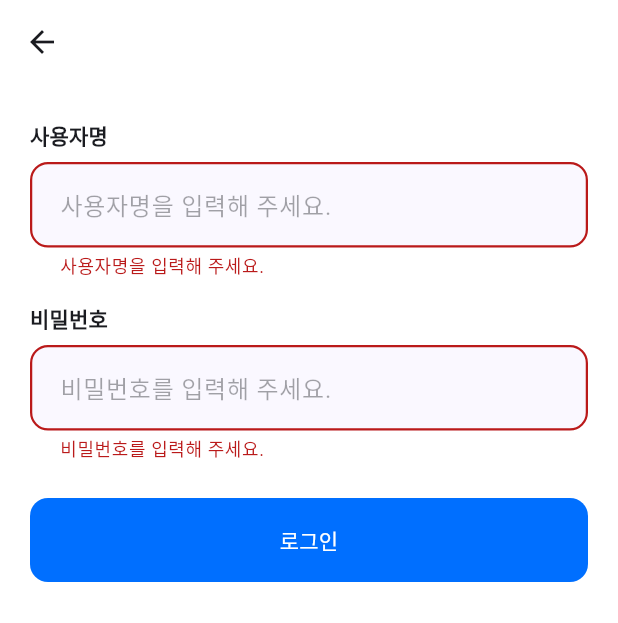
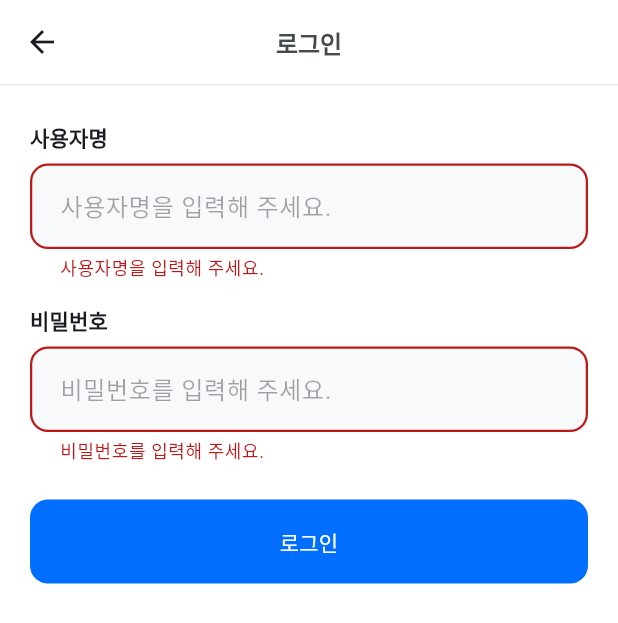
Before and after one commit to vibeforge12/building-manage-front, a Flutter app: the HeadquartersLoginScreen screen opened by its route, after a tap on "로그인", on a phone screen of 412 x 824 dp. Shown: the top 623 px of the screen. Run offline on Flutter 3.47's test engine with Material 3 defaults, Android fonts, the phone set to English and light mode, and no system bars; our stand-ins replace cached_network_image, dio, equatable, firebase_core, firebase_messaging, flutter_dotenv and 7 more; accounts and stored records are empty; Roboto replaces fonts that are missing (Pretendard).

Commit message:
fix: 본사 로그인 화면 UI 개선
- 앱바 '로그인' 텍스트를 명시적으로 검은색(#464A4D)으로 지정
- TextFormField 배경색을 theme.colorScheme.surface에서 #F8F9FA로 변경
- PageHeaderText import 제거 (더 이상 사용 안 함)

🤖 Generated with [Claude Code](https://claude.com/claude-code)

Co-Authored-By: Claude <noreply@anthropic.com>

```diff
--- a/lib/modules/headquarters/presentation/screens/headquarters_login_screen.dart
+++ b/lib/modules/headquarters/presentation/screens/headquarters_login_screen.dart
@@ -1,7 +1,6 @@
 import 'package:flutter/material.dart';
 import 'package:flutter_riverpod/flutter_riverpod.dart';
 import 'package:go_router/go_router.dart';
-import 'package:building_manage_front/shared/widgets/page_header_text.dart';
 import 'package:building_manage_front/data/datasources/auth_remote_datasource.dart';
 import 'package:building_manage_front/core/network/exceptions/api_exception.dart';
 import 'package:building_manage_front/modules/auth/presentation/providers/auth_state_provider.dart';
@@ -106,7 +105,7 @@ class _HeadquartersLoginScreenState extends ConsumerState<HeadquartersLoginScree
       ),
       isDense: true,
       filled: true,
-      fillColor: theme.colorScheme.surface,
+      fillColor: const Color(0xFFF8F9FA),
       contentPadding: const EdgeInsets.symmetric(horizontal: 16, vertical: 16),
       enabledBorder: OutlineInputBorder(
         borderRadius: BorderRadius.circular(12),
@@ -155,7 +154,24 @@ class _HeadquartersLoginScreenState extends ConsumerState<HeadquartersLoginScree
           icon: const Icon(Icons.arrow_back),
           onPressed: () => Navigator.of(context).maybePop(),
         ),
-        title: const PageHeaderText('로그인'),
+        title: const Text(
+          '로그인',
+          style: TextStyle(
+            fontFamily: 'Pretendard',
+            fontWeight: FontWeight.w700,
+            fontSize: 16,
+            color: Color(0xFF464A4D),
+          ),
+        ),
+        bottom: const PreferredSize(
+          preferredSize: Size.fromHeight(1),
+          child: Divider(
+            height: 1,
+            thickness: 1,
+            color: Color(0xFFE8EEF2),
+            // margin: EdgeInsets.zero,
+          ),
+        ),
       ),
       body: SafeArea(
         child: SingleChildScrollView(
```
